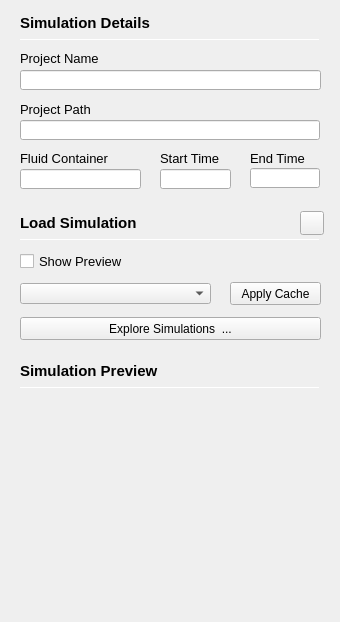
Above: ui/Resources/DetailsViewUI.ui from wolfpatrick/FluidExplorerPlugin before the change. Below: the same form after it.
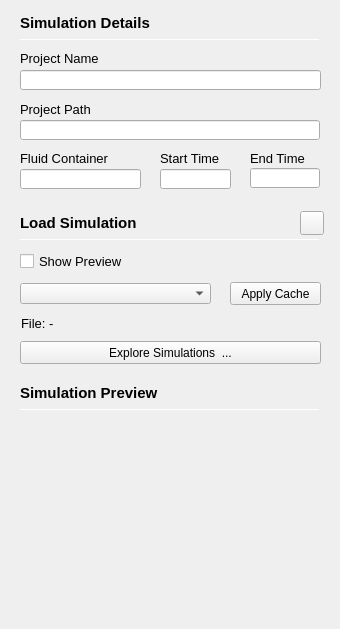
That is the form after the change.

```diff
--- a/ui/Resources/DetailsViewUI.ui
+++ b/ui/Resources/DetailsViewUI.ui
@@ -7,7 +7,7 @@
     <x>0</x>
     <y>0</y>
     <width>340</width>
-    <height>622</height>
+    <height>629</height>
    </rect>
   </property>
   <property name="windowTitle">
@@ -290,7 +290,7 @@
    <property name="geometry">
     <rect>
      <x>20</x>
-     <y>356</y>
+     <y>378</y>
      <width>271</width>
      <height>30</height>
     </rect>
@@ -316,7 +316,7 @@
    <property name="geometry">
     <rect>
      <x>20</x>
-     <y>387</y>
+     <y>409</y>
      <width>300</width>
      <height>1</height>
     </rect>
@@ -329,7 +329,7 @@
    <property name="geometry">
     <rect>
      <x>20</x>
-     <y>403</y>
+     <y>425</y>
      <width>300</width>
      <height>200</height>
     </rect>
@@ -353,7 +353,7 @@
    <property name="geometry">
     <rect>
      <x>20</x>
-     <y>317</y>
+     <y>341</y>
      <width>301</width>
      <height>23</height>
     </rect>
@@ -375,6 +375,24 @@
     <string/>
    </property>
   </widget>
+  <widget class="QLabel" name="label_fluidContainer_2">
+   <property name="geometry">
+    <rect>
+     <x>21</x>
+     <y>313</y>
+     <width>301</width>
+     <height>20</height>
+    </rect>
+   </property>
+   <property name="font">
+    <font>
+     <pointsize>10</pointsize>
+    </font>
+   </property>
+   <property name="text">
+    <string>File: -</string>
+   </property>
+  </widget>
  </widget>
  <resources/>
  <connections/>
```
